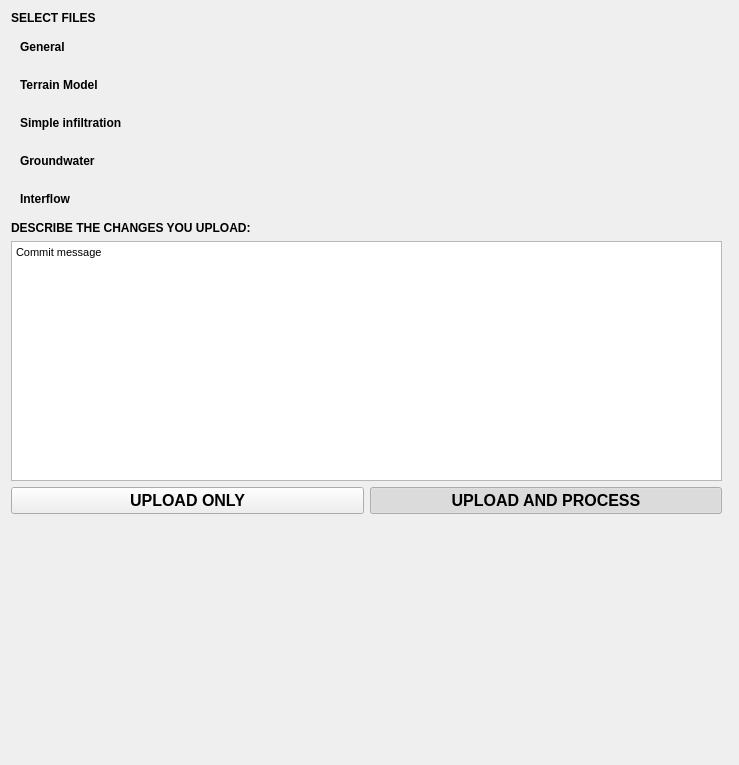
First picture: the form in threedi_api_qgis_client/ui/upload_wizard/page_select_files.ui, repository nens/threedi-api-qgis-client, before the edit.
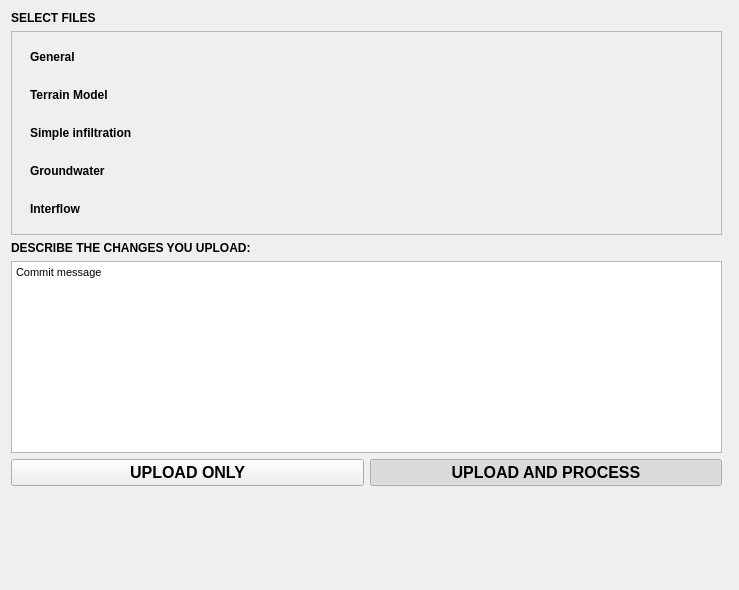
Second picture: the form after the edit.

What changed in the file:
```diff
--- a/threedi_api_qgis_client/ui/upload_wizard/page_select_files.ui
+++ b/threedi_api_qgis_client/ui/upload_wizard/page_select_files.ui
@@ -10,7 +10,7 @@
     <x>0</x>
     <y>0</y>
     <width>739</width>
-    <height>765</height>
+    <height>590</height>
    </rect>
   </property>
   <property name="sizePolicy">
@@ -37,7 +37,31 @@
    <bool>true</bool>
   </property>
   <layout class="QGridLayout" name="gridLayout">
-   <item row="10" column="0">
+   <item row="1" column="0">
+    <widget class="QLabel" name="label">
+     <property name="font">
+      <font>
+       <weight>75</weight>
+       <bold>true</bold>
+      </font>
+     </property>
+     <property name="text">
+      <string>SELECT FILES</string>
+     </property>
+    </widget>
+   </item>
+   <item row="4" column="0">
+    <widget class="QTextEdit" name="te_upload_description">
+     <property name="html">
+      <string>&lt;!DOCTYPE HTML PUBLIC &quot;-//W3C//DTD HTML 4.0//EN&quot; &quot;http://www.w3.org/TR/REC-html40/strict.dtd&quot;&gt;
+&lt;html&gt;&lt;head&gt;&lt;meta name=&quot;qrichtext&quot; content=&quot;1&quot; /&gt;&lt;style type=&quot;text/css&quot;&gt;
+p, li { white-space: pre-wrap; }
+&lt;/style&gt;&lt;/head&gt;&lt;body style=&quot; font-family:'Segoe UI'; font-size:8.25pt; font-weight:400; font-style:normal;&quot;&gt;
+&lt;p style=&quot; margin-top:0px; margin-bottom:0px; margin-left:0px; margin-right:0px; -qt-block-indent:0; text-indent:0px;&quot;&gt;Commit message&lt;/p&gt;&lt;/body&gt;&lt;/html&gt;</string>
+     </property>
+    </widget>
+   </item>
+   <item row="6" column="0">
     <layout class="QGridLayout" name="gridLayout_2">
      <property name="bottomMargin">
       <number>0</number>
@@ -90,53 +114,7 @@
      </item>
     </layout>
    </item>
-   <item row="5" column="0">
-    <widget class="QWidget" name="widget_groundwater" native="true">
-     <layout class="QGridLayout" name="gridLayout_9">
-      <item row="0" column="0">
-       <widget class="QLabel" name="label_18">
-        <property name="font">
-         <font>
-          <weight>75</weight>
-          <bold>true</bold>
-         </font>
-        </property>
-        <property name="text">
-         <string>Groundwater </string>
-        </property>
-       </widget>
-      </item>
-     </layout>
-    </widget>
-   </item>
-   <item row="8" column="0">
-    <widget class="QTextEdit" name="te_upload_description">
-     <property name="html">
-      <string>&lt;!DOCTYPE HTML PUBLIC &quot;-//W3C//DTD HTML 4.0//EN&quot; &quot;http://www.w3.org/TR/REC-html40/strict.dtd&quot;&gt;
-&lt;html&gt;&lt;head&gt;&lt;meta name=&quot;qrichtext&quot; content=&quot;1&quot; /&gt;&lt;style type=&quot;text/css&quot;&gt;
-p, li { white-space: pre-wrap; }
-&lt;/style&gt;&lt;/head&gt;&lt;body style=&quot; font-family:'Segoe UI'; font-size:8.25pt; font-weight:400; font-style:normal;&quot;&gt;
-&lt;p style=&quot; margin-top:0px; margin-bottom:0px; margin-left:0px; margin-right:0px; -qt-block-indent:0; text-indent:0px;&quot;&gt;Commit message&lt;/p&gt;&lt;/body&gt;&lt;/html&gt;</string>
-     </property>
-    </widget>
-   </item>
-   <item row="1" column="0">
-    <widget class="QLabel" name="label">
-     <property name="font">
-      <font>
-       <weight>75</weight>
-       <bold>true</bold>
-      </font>
-     </property>
-     <property name="text">
-      <string>SELECT FILES</string>
-     </property>
-    </widget>
-   </item>
-   <item row="0" column="0" colspan="2">
-    <layout class="QVBoxLayout" name="svg_lout"/>
-   </item>
-   <item row="7" column="0">
+   <item row="3" column="0">
     <widget class="QLabel" name="label_3">
      <property name="font">
       <font>
@@ -149,7 +127,7 @@
      </property>
     </widget>
    </item>
-   <item row="11" column="0">
+   <item row="7" column="0">
     <spacer name="verticalSpacer">
      <property name="orientation">
       <enum>Qt::Vertical</enum>
@@ -162,11 +140,32 @@
      </property>
     </spacer>
    </item>
+   <item row="0" column="0" colspan="2">
+    <layout class="QVBoxLayout" name="svg_lout"/>
+   </item>
    <item row="2" column="0">
-    <widget class="QWidget" name="widget_general" native="true">
-     <layout class="QGridLayout" name="gridLayout_6">
+    <widget class="QScrollArea" name="scrollArea">
+     <property name="frameShape">
+      <enum>QFrame::StyledPanel</enum>
+     </property>
+     <property name="widgetResizable">
+      <bool>true</bool>
+     </property>
+     <widget class="QWidget" name="scrollAreaWidgetContents">
+      <property name="geometry">
+       <rect>
+        <x>0</x>
+        <y>0</y>
+        <width>713</width>
+        <height>243</height>
+       </rect>
+      </property>
+      <layout class="QGridLayout" name="gridLayout_3">
+       <item row="3" column="0">
+        <widget class="QWidget" name="widget_groundwater" native="true">
+         <layout class="QGridLayout" name="gridLayout_9">
       <item row="0" column="0">
-       <widget class="QLabel" name="label_13">
+           <widget class="QLabel" name="label_18">
         <property name="font">
          <font>
           <weight>75</weight>
@@ -174,14 +173,14 @@
          </font>
         </property>
         <property name="text">
-         <string>General</string>
+             <string>Groundwater </string>
         </property>
        </widget>
       </item>
      </layout>
     </widget>
    </item>
-   <item row="3" column="0">
+       <item row="1" column="0">
     <widget class="QWidget" name="widget_terrain_model" native="true">
      <layout class="QGridLayout" name="gridLayout_7">
       <item row="0" column="0">
@@ -201,25 +200,6 @@
     </widget>
    </item>
    <item row="4" column="0">
-    <widget class="QWidget" name="widget_simple_infiltration" native="true">
-     <layout class="QGridLayout" name="gridLayout_8">
-      <item row="0" column="0">
-       <widget class="QLabel" name="label_17">
-        <property name="font">
-         <font>
-          <weight>75</weight>
-          <bold>true</bold>
-         </font>
-        </property>
-        <property name="text">
-         <string>Simple infiltration</string>
-        </property>
-       </widget>
-      </item>
-     </layout>
-    </widget>
-   </item>
-   <item row="6" column="0">
     <widget class="QWidget" name="widget_interflow" native="true">
      <layout class="QGridLayout" name="gridLayout_10">
       <item row="0" column="0">
@@ -236,6 +216,48 @@
        </widget>
       </item>
      </layout>
+        </widget>
+       </item>
+       <item row="0" column="0">
+        <widget class="QWidget" name="widget_general" native="true">
+         <layout class="QGridLayout" name="gridLayout_6">
+          <item row="0" column="0">
+           <widget class="QLabel" name="label_13">
+            <property name="font">
+             <font>
+              <weight>75</weight>
+              <bold>true</bold>
+             </font>
+            </property>
+            <property name="text">
+             <string>General</string>
+            </property>
+           </widget>
+          </item>
+         </layout>
+        </widget>
+       </item>
+       <item row="2" column="0">
+        <widget class="QWidget" name="widget_simple_infiltration" native="true">
+         <layout class="QGridLayout" name="gridLayout_8">
+          <item row="0" column="0">
+           <widget class="QLabel" name="label_17">
+            <property name="font">
+             <font>
+              <weight>75</weight>
+              <bold>true</bold>
+             </font>
+            </property>
+            <property name="text">
+             <string>Simple infiltration</string>
+            </property>
+           </widget>
+          </item>
+         </layout>
+        </widget>
+       </item>
+      </layout>
+     </widget>
     </widget>
    </item>
   </layout>
```
Lines whose indentation alone changed are shown as unchanged.
